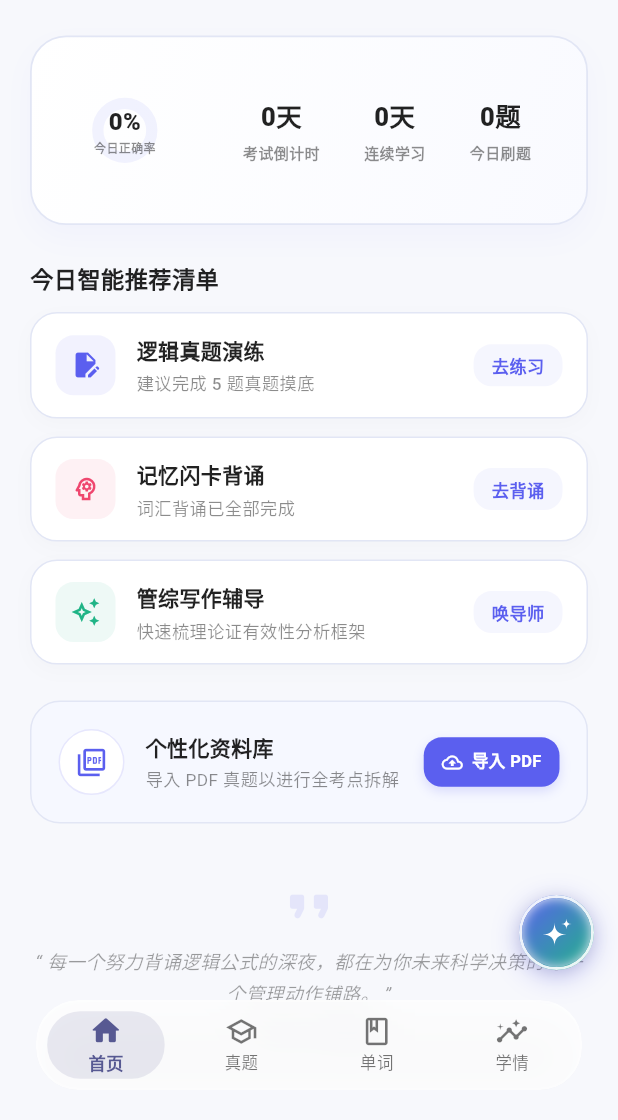
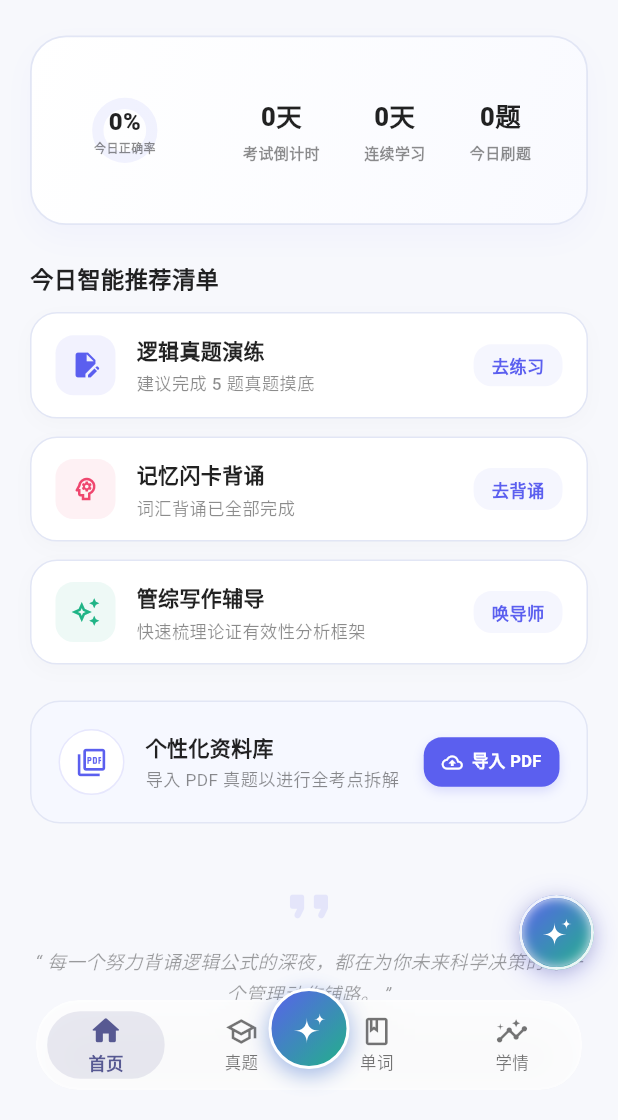
Before and after one commit to zhanghailang123/mem-coach-app, a Flutter app: the screen it shows after launch, on a phone screen of 412 x 824 dp, the part 116-1236 px from its top. Run offline on Flutter 3.47's test engine with Material 3 defaults, Android fonts, the phone set to English and light mode, and no system bars; our stand-ins replace file_picker, flutter_markdown, flutter_riverpod; missing offline and left inert: flutter_math_fork, markdown.

Commit message:
fix：悬浮按钮修复

```diff
--- a/ui/lib/features/app_shell/presentation/app_shell_page.dart
+++ b/ui/lib/features/app_shell/presentation/app_shell_page.dart
@@ -1,7 +1,10 @@
 import 'dart:ui';
 import 'package:flutter/material.dart';
 
+import '../../../core/widgets/ai_sparkle_logo.dart';
+import '../../../core/state/page_context_manager.dart';
 import '../../coach/presentation/coach_home_page.dart';
+import '../../coach/widgets/chat_sheet.dart';
 import '../../exam/presentation/exam_bank_page.dart';
 import '../../insight/presentation/insight_page.dart';
 import '../../vocabulary/presentation/vocabulary_page.dart';
@@ -130,7 +133,55 @@ class _AppShellPageState extends State<AppShellPage> {
               ),
             ),
           ),
+          // 悬浮在 Dock 栏上方的AI导师圆钮
+          _buildFloatingCenterAiButton(bottomPadding),
         ],
+      ),
+    );
+  }
+
+  // 专属跨界悬浮 AI 导师圆钮
+  Widget _buildFloatingCenterAiButton(double bottomPadding) {
+    return Positioned(
+      left: 0,
+      right: 0,
+      bottom: 34 + bottomPadding,
+      child: Center(
+        child: GestureDetector(
+          behavior: HitTestBehavior.opaque,
+          onTap: () {
+            final pageContext = PageContextManager().currentContext;
+            ChatSheet.show(context, pageContext: pageContext);
+          },
+          child: Container(
+            width: 54,
+            height: 54,
+            decoration: BoxDecoration(
+              gradient: const LinearGradient(
+                colors: [Color(0xFF5B5FEF), Color(0xFF20B486)],
+                begin: Alignment.topLeft,
+                end: Alignment.bottomRight,
+              ),
+              shape: BoxShape.circle,
+              border: Border.all(color: Colors.white, width: 2.0),
+              boxShadow: [
+                BoxShadow(
+                  color: const Color(0xFF5B5FEF).withOpacity(0.4),
+                  blurRadius: 12,
+                  offset: const Offset(0, 4),
+                ),
+                BoxShadow(
+                  color: const Color(0xFF20B486).withOpacity(0.15),
+                  blurRadius: 12,
+                  offset: const Offset(0, 4),
+                ),
+              ],
+            ),
+            child: const Center(
+              child: AiSparkleLogo(size: 24, color: Colors.white),
+            ),
+          ),
+        ),
       ),
     );
   }
--- a/ui/lib/features/coach/widgets/chat_sheet.dart
+++ b/ui/lib/features/coach/widgets/chat_sheet.dart
@@ -1325,15 +1325,6 @@ class _ChatSheetState extends State<ChatSheet> {
             child: Row(
               children: [
                 IconButton(
-                  tooltip: '引用 PDF',
-                  onPressed: _running ? null : _showPdfPicker,
-                  icon: const Icon(Icons.picture_as_pdf_rounded),
-                  style: IconButton.styleFrom(
-                    backgroundColor: Colors.grey.withOpacity(0.1),
-                  ),
-                ),
-                const SizedBox(width: 8),
-                IconButton(
                   tooltip: '快捷命令',
                   onPressed: _running ? null : _showQuickCommandSheet,
                   icon: const Icon(Icons.bolt_rounded),
```
